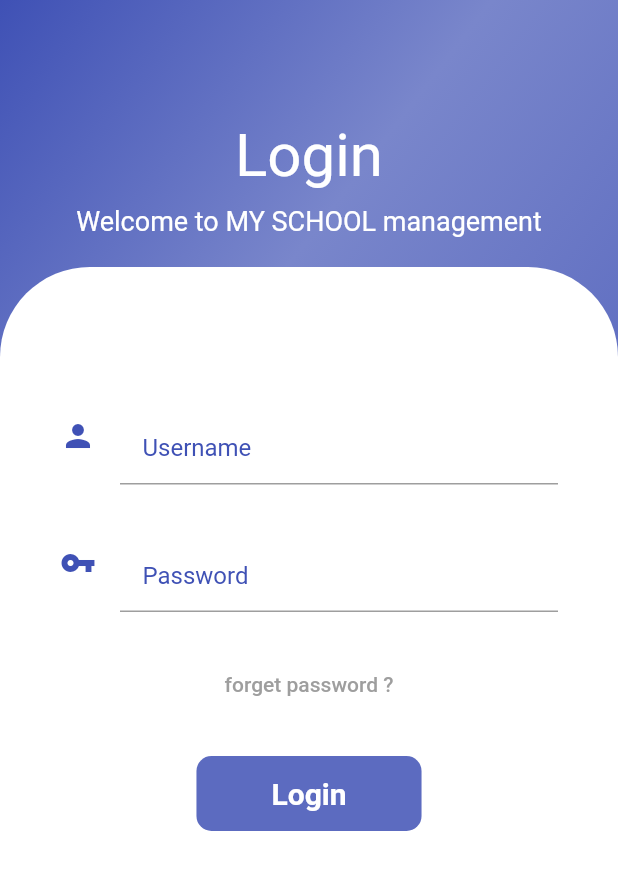
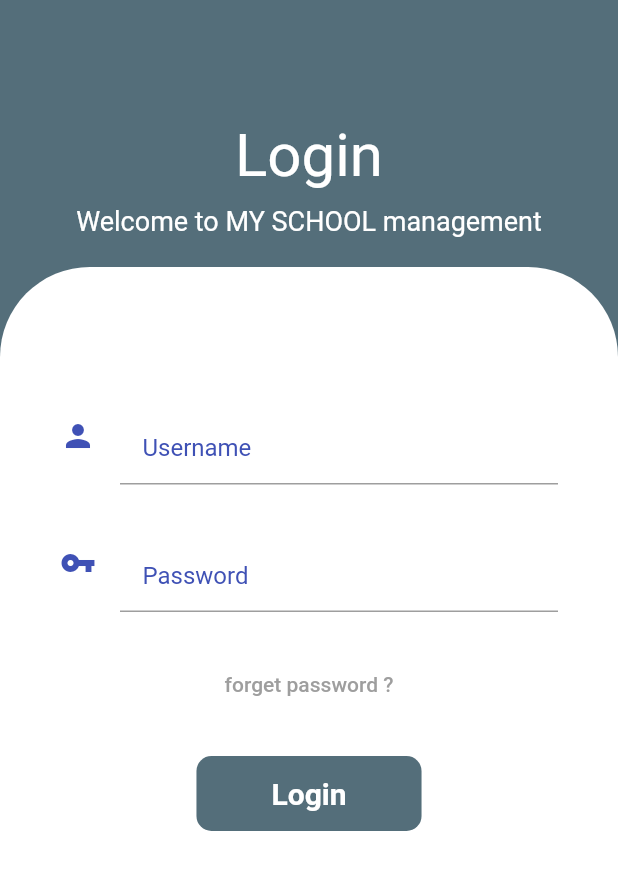
Before and after one commit to hassanalkhabaz/management_school, a Flutter app: the screen it shows after launch, on a phone screen of 412 x 824 dp. Shown: the top 870 px of the screen. Run offline on Flutter 3.47's test engine with Material 2 defaults, Android fonts, the phone set to English and light mode, and no system bars; drawn by our look-alikes of flutter_form_builder; our stand-ins replace image_picker, shared_preferences.

Commit message:
logIn color changed

```diff
--- a/lib/ui/pages/logIn.dart
+++ b/lib/ui/pages/logIn.dart
@@ -16,9 +16,9 @@ class LogIn extends StatelessWidget {
           width: double.infinity,
           decoration: BoxDecoration(
             gradient: LinearGradient(begin: Alignment.topLeft, colors: [
-              Colors.indigo[500],
-              Colors.indigo[300],
-              Colors.indigo[400]
+              Colors.blueGrey[600],
+              Colors.blueGrey[600],
+              Colors.blueGrey[600]
             ]),
           ),
           child: Column(
@@ -118,7 +118,7 @@ class LogIn extends StatelessWidget {
           padding: EdgeInsets.symmetric(horizontal: 50),
           shape:
               RoundedRectangleBorder(borderRadius: BorderRadius.circular(10)),
-          color: Colors.indigo[400],
+          color: Colors.blueGrey[600],
           child: Text(
             'Login',
             style: TextStyle(
```
